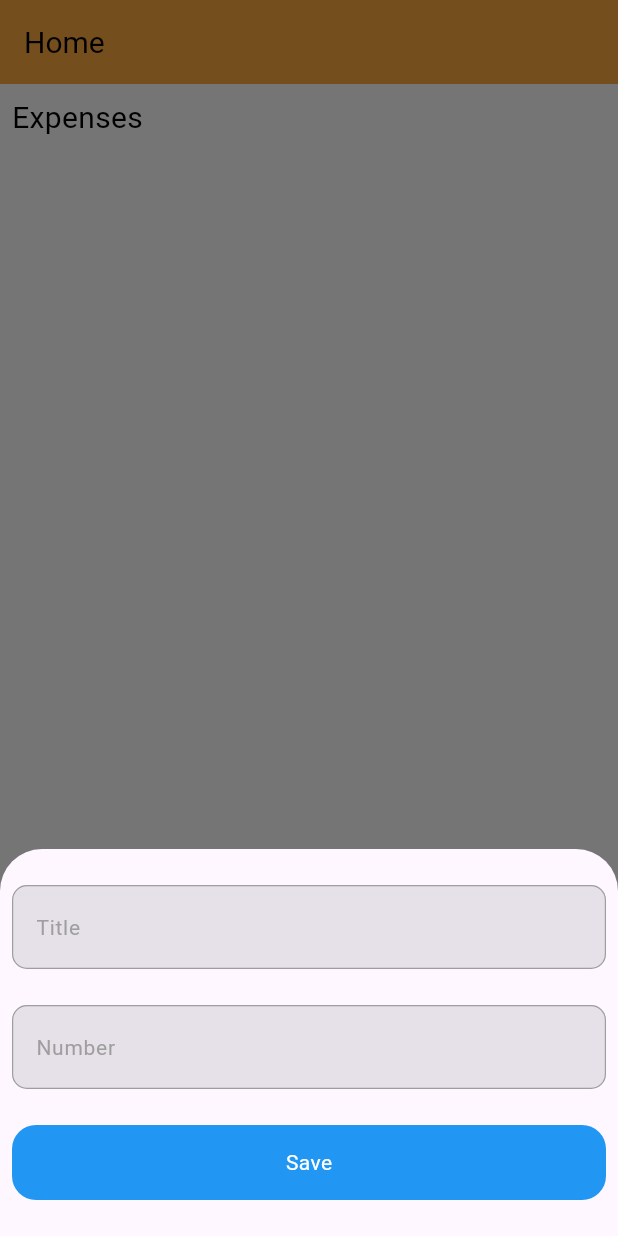
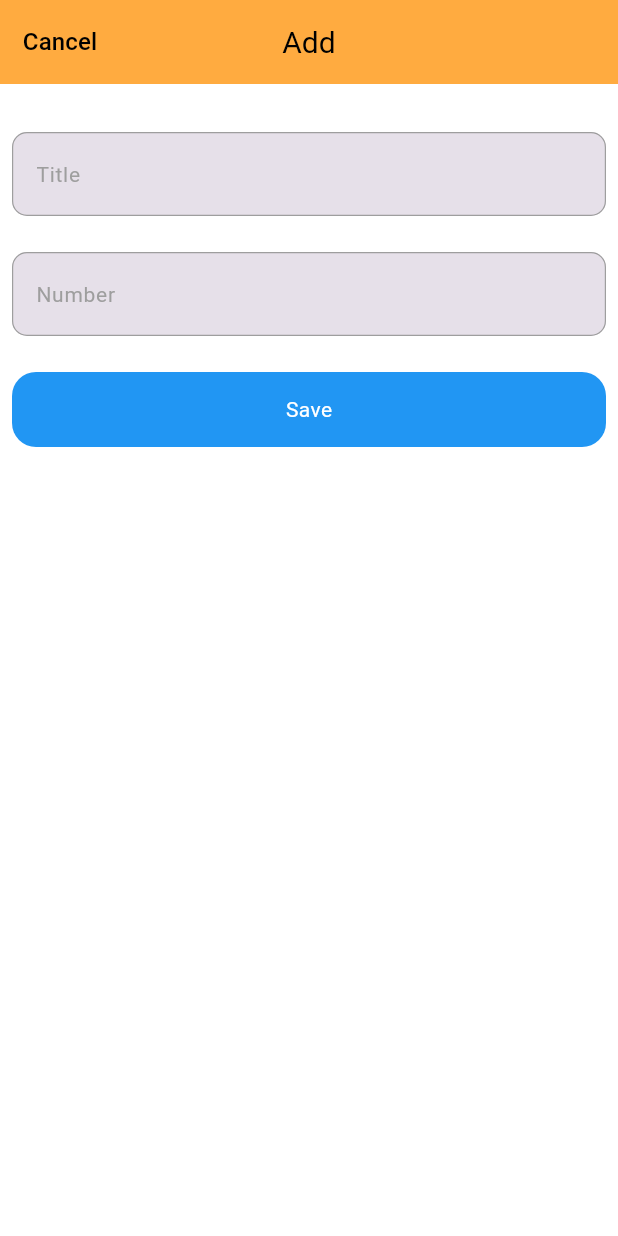
Before and after one commit to Nabijonov-Otabek-19/money_manager_clone, a Flutter app: the screen it shows after launch, after a tap on the "add" icon, on a phone screen of 412 x 824 dp. Run offline on Flutter 3.47's test engine with Material 3 defaults, Android fonts, the light colour scheme and no system bars; our stand-ins replace flutter_bloc, freezed_annotation, sqflite; accounts and stored records are empty.

Commit message:
project updated

```diff
--- a/lib/core/utils/constants.dart
+++ b/lib/core/utils/constants.dart
@@ -3,14 +3,14 @@ class ExpenseFields {
 
   static const id = "id";
   static const title = "title";
-  static const description = "description";
   static const number = "number";
   static const type = "type";
+  static const note = "note";
   static const createdTime = "time";
   static const photo = "photo";
 
   static final List<String> values = [
     /// Add all fields
-    id, title, description, number, type, createdTime, photo,
+    id, title, number, type, note, createdTime, photo,
   ];
 }
--- a/lib/feature/data/datasources/my_storage.dart
+++ b/lib/feature/data/datasources/my_storage.dart
@@ -34,8 +34,8 @@ class ExpenseStorage {
 CREATE TABLE ${ExpenseFields.tableName} (
   ${ExpenseFields.id} $idType,
   ${ExpenseFields.title} $textType,
-  ${ExpenseFields.description} $textType,
   ${ExpenseFields.type} $textType,
+  ${ExpenseFields.note} $textType,
   ${ExpenseFields.number} $numberType,
   ${ExpenseFields.createdTime} $textType,
   ${ExpenseFields.photo} $textType
--- a/lib/feature/data/models/my_model.dart
+++ b/lib/feature/data/models/my_model.dart
@@ -3,18 +3,18 @@ import '../../../core/utils/constants.dart';
 class ExpenseModel {
   final int? id;
   final String title;
-  final String description;
   final int number;
   final String type;
+  final String note;
   final DateTime createdTime;
   final String? photo;
 
   const ExpenseModel({
     this.id,
     required this.title,
-    required this.description,
     required this.number,
     required this.type,
+    required this.note,
     required this.createdTime,
     required this.photo,
   });
@@ -22,18 +22,18 @@ class ExpenseModel {
   ExpenseModel copyWith({
     int? id,
     String? title,
-    String? description,
     int? number,
     String? type,
+    String? note,
     DateTime? createdTime,
     String? photo,
   }) {
     return ExpenseModel(
       id: id ?? this.id,
       title: title ?? this.title,
-      description: description ?? this.description,
       number: number ?? this.number,
       type: type ?? this.type,
+      note: note ?? this.note,
       createdTime: createdTime ?? this.createdTime,
       photo: photo ?? this.photo,
     );
@@ -42,9 +42,9 @@ class ExpenseModel {
   static ExpenseModel fromJson(Map<String, Object?> json) => ExpenseModel(
         id: json[ExpenseFields.id] as int?,
         title: json[ExpenseFields.title] as String,
-        description: json[ExpenseFields.description] as String,
         number: json[ExpenseFields.number] as int,
         type: json[ExpenseFields.type] as String,
+        note: json[ExpenseFields.note] as String,
         createdTime: DateTime.parse(json[ExpenseFields.createdTime] as String),
         photo: json[ExpenseFields.photo] as String,
       );
@@ -52,9 +52,9 @@ class ExpenseModel {
   Map<String, Object?> toJson() => {
         ExpenseFields.id: id,
         ExpenseFields.title: title,
-        ExpenseFields.description: description,
         ExpenseFields.number: number,
         ExpenseFields.type: type,
+        ExpenseFields.note: note,
         ExpenseFields.createdTime: createdTime.toIso8601String(),
         ExpenseFields.photo: photo,
       };
--- /dev/null
+++ b/lib/feature/presentation/screens/add/add_screen.dart
@@ -0,0 +1,157 @@
+import 'package:flutter/material.dart';
+import 'package:flutter_bloc/flutter_bloc.dart';
+import 'package:money_manager_clone/feature/presentation/screens/add/cubit/add_cubit.dart';
+
+import '../../../data/models/my_model.dart';
+
+class AddScreen extends StatefulWidget {
+  const AddScreen({super.key});
+
+  @override
+  State<AddScreen> createState() => _AddScreenState();
+}
+
+class _AddScreenState extends State<AddScreen> {
+  TextEditingController noteController = TextEditingController();
+  TextEditingController amountController = TextEditingController();
+
+  final cubit = AddCubit();
+
+  @override
+  void dispose() {
+    noteController.dispose();
+    amountController.dispose();
+    super.dispose();
+  }
+
+  @override
+  Widget build(BuildContext context) {
+    return BlocProvider(
+      create: (context) => cubit,
+      child: BlocBuilder<AddCubit, AddState>(
+        builder: (context, state) {
+          return Scaffold(
+            appBar: AppBar(
+              title: const Text("Add"),
+              centerTitle: true,
+              leading: TextButton(
+                onPressed: () => Navigator.pop(context),
+                child: const Text(
+                  "Cancel",
+                  style: TextStyle(color: Colors.black, fontSize: 16),
+                ),
+              ),
+              leadingWidth: 80,
+              //toolbarHeight: 100,
+            ),
+            body: SafeArea(
+              child: LayoutBuilder(
+                builder: (context, constraints) {
+                  return SingleChildScrollView(
+                    child: ConstrainedBox(
+                      constraints:
+                          BoxConstraints(minHeight: constraints.maxHeight),
+                      child: Padding(
+                        padding: const EdgeInsets.all(8.0),
+                        child: IntrinsicHeight(
+                          child: Column(
+                            children: [
+                              const SizedBox(height: 24),
+                              TextFormField(
+                                controller: noteController,
+                                keyboardType: TextInputType.text,
+                                decoration: InputDecoration(
+                                  labelText: "Title",
+                                  labelStyle: const TextStyle(
+                                    fontSize: 14,
+                                    color: Colors.grey,
+                                  ),
+                                  filled: true,
+                                  enabledBorder: OutlineInputBorder(
+                                    borderSide: const BorderSide(
+                                        color: Colors.grey, width: 0.8),
+                                    borderRadius: BorderRadius.circular(10),
+                                  ),
+                                  focusedBorder: OutlineInputBorder(
+                                    borderSide: const BorderSide(
+                                        color: Colors.blue, width: 0.8),
+                                    borderRadius: BorderRadius.circular(10),
+                                  ),
+                                ),
+                              ),
+                              const SizedBox(height: 24),
+                              TextFormField(
+                                controller: amountController,
+                                keyboardType: TextInputType.number,
+                                decoration: InputDecoration(
+                                  labelText: "Number",
+                                  labelStyle: const TextStyle(
+                                    fontSize: 14,
+                                    color: Colors.grey,
+                                  ),
+                                  filled: true,
+                                  enabledBorder: OutlineInputBorder(
+                                    borderSide: const BorderSide(
+                                        color: Colors.grey, width: 0.8),
+                                    borderRadius: BorderRadius.circular(10),
+                                  ),
+                                  focusedBorder: OutlineInputBorder(
+                                    borderSide: const BorderSide(
+                                        color: Colors.blue, width: 0.8),
+                                    borderRadius: BorderRadius.circular(10),
+                                  ),
+                                ),
+                              ),
+                              const SizedBox(height: 24),
+                              InkWell(
+                                onTap: () async {
+                                  final note =
+                                      noteController.text.toString().trim();
+                                  final number =
+                                      amountController.text.toString().trim();
+
+                                  await cubit.addData(ExpenseModel(
+                                      title: "",
+                                      number: int.tryParse(number) ?? 0,
+                                      type: "",
+                                      note: note,
+                                      createdTime: DateTime.now(),
+                                      photo: ""));
+
+                                  amountController.clear();
+                                  noteController.clear();
+
+                                  Navigator.pop(context);
+                                },
+                                child: Container(
+                                  width: MediaQuery.sizeOf(context).width,
+                                  height: 50,
+                                  decoration: BoxDecoration(
+                                    color: Colors.blue,
+                                    borderRadius: BorderRadius.circular(16),
+                                  ),
+                                  child: const Center(
+                                    child: Text(
+                                      "Save",
+                                      style: TextStyle(
+                                          color: Colors.white, fontSize: 14),
+                                    ),
+                                  ),
+                                ),
+                              ),
+                              const SizedBox(height: 24),
+                            ],
+                          ),
+                        ),
+                      ),
+                    ),
+                  );
+                },
+              ),
+            ),
+          );
+        },
+      ),
+    );
+  }
+}
--- /dev/null
+++ b/lib/feature/presentation/screens/add/cubit/add_cubit.dart
@@ -0,0 +1,19 @@
+import 'package:flutter_bloc/flutter_bloc.dart';
+import 'package:freezed_annotation/freezed_annotation.dart';
+
+import '../../../../data/datasources/my_storage.dart';
+import '../../../../data/models/my_model.dart';
+
+part 'add_state.dart';
+
+part 'add_cubit.freezed.dart';
+
+class AddCubit extends Cubit<AddState> {
+  AddCubit() : super(const AddState());
+
+  final ExpenseStorage storage = ExpenseStorage.instance;
+
+  Future<void> addData(ExpenseModel model) async {
+    await storage.create(model);
+  }
+}
--- /dev/null
+++ b/lib/feature/presentation/screens/add/cubit/add_state.dart
@@ -0,0 +1,6 @@
+part of 'add_cubit.dart';
+
+@freezed
+class AddState with _$AddState {
+  const factory AddState() = _AddState;
+}
--- /dev/null
+++ b/lib/feature/presentation/screens/detail/cubit/detail_state.dart
@@ -0,0 +1,6 @@
+part of 'detail_cubit.dart';
+
+@freezed
+class DetailState with _$DetailState {
+  const factory DetailState() = _Detail;
+}
--- a/lib/feature/presentation/screens/home/cubit/home_cubit.dart
+++ b/lib/feature/presentation/screens/home/cubit/home_cubit.dart
@@ -16,13 +16,9 @@ class HomeCubit extends Cubit<HomeState> {
   Future<void> refreshData() async {
     emit(state.copyWith(loadState: LoadState.loading));
 
-    final data = await storage.readAllNotes();
+    final List<ExpenseModel> data = await storage.readAllNotes();
     emit(state.copyWith(list: data));
 
     emit(state.copyWith(loadState: LoadState.loaded));
   }
-
-  Future<void> addData(ExpenseModel model) async {
-    await storage.create(model);
-  }
 }
--- a/lib/feature/presentation/screens/home/home_screen.dart
+++ b/lib/feature/presentation/screens/home/home_screen.dart
@@ -3,7 +3,6 @@ import 'package:flutter_bloc/flutter_bloc.dart';
 import 'package:money_manager_clone/feature/presentation/screens/home/cubit/home_cubit.dart';
 
 import '../../../data/datasources/my_storage.dart';
-import '../../../data/models/my_model.dart';
 
 class HomeScreen extends StatefulWidget {
   const HomeScreen({super.key});
@@ -47,6 +46,14 @@ class _HomeScreenState extends State<HomeScreen> {
                   if (state.loadState == LoadState.loading) {
                     return const Center(child: CircularProgressIndicator());
                   }
+                  if (state.list.isEmpty) {
+                    return const Center(
+                      child: Text(
+                        "Empty",
+                        style: TextStyle(fontSize: 30, color: Colors.black),
+                      ),
+                    );
+                  }
                   return ConstrainedBox(
                     constraints:
                         BoxConstraints(minHeight: constraints.maxHeight),
@@ -69,10 +76,23 @@ class _HomeScreenState extends State<HomeScreen> {
                               scrollDirection: Axis.vertical,
                               itemBuilder: (context, index) {
                                 final item = state.list[index];
-                                return expanseItem(
-                                  Icons.add,
-                                  item.title.isEmpty ? item.type : item.title,
-                                  item.number,
+                                return InkWell(
+                                  splashColor: Colors.transparent,
+                                  highlightColor: Colors.transparent,
+                                  onTap: () {
+                                    Navigator.pushNamed(
+                                      context,
+                                      'detail',
+                                      arguments: item,
+                                    ).whenComplete(
+                                      () async => await cubit.refreshData(),
+                                    );
+                                  },
+                                  child: expanseItem(
+                                    Icons.add,
+                                    item.title.isEmpty ? item.type : item.title,
+                                    item.number,
+                                  ),
                                 );
                               },
                               separatorBuilder: (context, index) {
@@ -94,7 +114,9 @@ class _HomeScreenState extends State<HomeScreen> {
             ),
             floatingActionButton: FloatingActionButton(
               onPressed: () async {
-                showAddNoteDialog(blocContext);
+                Navigator.pushNamed(context, '/add').whenComplete(
+                  () async => await cubit.refreshData(),
+                );
               },
               shape: RoundedRectangleBorder(
                 borderRadius: BorderRadius.circular(100),
@@ -151,118 +173,4 @@ class _HomeScreenState extends State<HomeScreen> {
       ),
     );
   }
-
-  void showAddNoteDialog(BuildContext ctx) {
-    showModalBottomSheet(
-      context: context,
-      isScrollControlled: true,
-      backgroundColor: Theme.of(context).cardColor,
-      builder: (context) {
-        return BlocProvider.value(
-          value: BlocProvider.of<HomeCubit>(ctx),
-          child: BlocBuilder<HomeCubit, HomeState>(
-            builder: (context, state) {
-              return SingleChildScrollView(
-                child: Padding(
-                  padding: EdgeInsets.only(
-                    left: 8,
-                    right: 8,
-                    bottom: MediaQuery.of(context).viewInsets.bottom,
-                  ),
-                  child: Column(
-                    children: [
-                      const SizedBox(height: 24),
-                      TextFormField(
-                        controller: titleController,
-                        keyboardType: TextInputType.text,
-                        decoration: InputDecoration(
-                          labelText: "Title",
-                          labelStyle: const TextStyle(
-                            fontSize: 14,
-                            color: Colors.grey,
-                          ),
-                          filled: true,
-                          enabledBorder: OutlineInputBorder(
-                            borderSide: const BorderSide(
-                                color: Colors.grey, width: 0.8),
-                            borderRadius: BorderRadius.circular(10),
-                          ),
-                          focusedBorder: OutlineInputBorder(
-                            borderSide: const BorderSide(
-                                color: Colors.blue, width: 0.8),
-                            borderRadius: BorderRadius.circular(10),
-                          ),
-                        ),
-                      ),
-                      const SizedBox(height: 24),
-                      TextFormField(
-                        controller: numberController,
-                        keyboardType: TextInputType.number,
-                        decoration: InputDecoration(
-                          labelText: "Number",
-                          labelStyle: const TextStyle(
-                            fontSize: 14,
-                            color: Colors.grey,
-                          ),
-                          filled: true,
-                          enabledBorder: OutlineInputBorder(
-                            borderSide: const BorderSide(
-                                color: Colors.grey, width: 0.8),
-                            borderRadius: BorderRadius.circular(10),
-                          ),
-                          focusedBorder: OutlineInputBorder(
-                            borderSide: const BorderSide(
-                                color: Colors.blue, width: 0.8),
-                            borderRadius: BorderRadius.circular(10),
-                          ),
-                        ),
-                      ),
-                      const SizedBox(height: 24),
-                      InkWell(
-                        onTap: () async {
-                          final title = titleController.text.toString().trim();
-                          final number =
-                              numberController.text.toString().trim();
-
-                          await cubit.addData(ExpenseModel(
-                              title: title,
-                              description: "description",
-                              number: int.tryParse(number) ?? 0,
-                              type: "",
-                              createdTime: DateTime.now(),
-                              photo: ""));
-                          await cubit.refreshData();
-
-                          numberController.clear();
-                          titleController.clear();
-
-                          Navigator.pop(context);
-                        },
-                        child: Container(
-                          width: MediaQuery.sizeOf(context).width,
-                          height: 50,
-                          decoration: BoxDecoration(
-                            color: Colors.blue,
-                            borderRadius: BorderRadius.circular(16),
-                          ),
-                          child: const Center(
-                            child: Text(
-                              "Save",
-                              style:
-                                  TextStyle(color: Colors.white, fontSize: 14),
-                            ),
-                          ),
-                        ),
-                      ),
-                      const SizedBox(height: 24),
-                    ],
-                  ),
-                ),
-              );
-            },
-          ),
-        );
-      },
-    );
-  }
 }
--- a/lib/feature/presentation/screens/splash/splash_screen.dart
+++ b/lib/feature/presentation/screens/splash/splash_screen.dart
@@ -1,5 +1,4 @@
 import 'package:flutter/material.dart';
-import 'package:money_manager_clone/feature/presentation/screens/main/main_screen.dart';
 
 class SplashScreen extends StatefulWidget {
   const SplashScreen({super.key});
@@ -17,11 +16,7 @@ class _SplashScreenState extends State<SplashScreen> {
 
   void navigate() async {
     await Future.delayed(const Duration(seconds: 2));
-    Navigator.pushReplacement(
-        context,
-        MaterialPageRoute(
-          builder: (context) => const MainScreen(),
-        ));
+    Navigator.pushReplacementNamed(context, '/main');
   }
 
   @override
--- a/lib/main.dart
+++ b/lib/main.dart
@@ -2,6 +2,7 @@ import 'package:flutter/foundation.dart';
 import 'package:flutter/material.dart';
 import 'package:flutter/services.dart';
 import 'package:money_manager_clone/feature/presentation/screens/splash/splash_screen.dart';
+import 'package:money_manager_clone/routes.dart';
 
 Future<void> main() async {
   WidgetsFlutterBinding.ensureInitialized();
@@ -73,6 +74,7 @@ class MyApp extends StatelessWidget {
           child: child ?? Container(),
         );
       },
+      onGenerateRoute: (settings) => RouteManager.generateRoute(settings),
       home: const SplashScreen(),
     );
   }
--- /dev/null
+++ b/lib/routes.dart
@@ -0,0 +1,52 @@
+import 'package:flutter/material.dart';
+import 'package:money_manager_clone/feature/data/models/my_model.dart';
+import 'feature/presentation/screens/screens.dart';
+
+class RouteManager {
+  static generateRoute(RouteSettings settings) {
+    var args = settings.arguments;
+
+    switch (settings.name) {
+      case '/':
+        return MaterialPageRoute(
+          builder: (_) => const MainScreen(),
+        );
+      case '/main':
+        return MaterialPageRoute(
+          builder: (_) => const MainScreen(),
+        );
+      case '/add':
+        return PageRouteBuilder(
+          transitionDuration: const Duration(milliseconds: 400),
+          pageBuilder: (context, animation, secondaryAnimation) {
+            return const AddScreen();
+          },
+          transitionsBuilder: (context, animation, secondaryAnimation, child) {
+            return SlideTransition(
+              position: Tween<Offset>(
+                begin: const Offset(0, 1),
+                end: Offset.zero,
+              ).animate(animation),
+              child: child,
+            );
+          },
+        );
+      case 'detail':
+        return PageRouteBuilder(
+          transitionDuration: const Duration(milliseconds: 400),
+          pageBuilder: (context, animation, secondaryAnimation) {
+            return DetailScreen(model: args as ExpenseModel);
+          },
+          transitionsBuilder: (context, animation, secondaryAnimation, child) {
+            return SlideTransition(
+              position: Tween<Offset>(
+                begin: const Offset(0, 1),
+                end: Offset.zero,
+              ).animate(animation),
+              child: child,
+            );
+          },
+        );
+    }
+  }
+}
```
Also changed, not shown: lib/feature/presentation/screens/detail/cubit/detail_cubit.dart (added, +26 -0 lines), lib/feature/presentation/screens/detail/detail_screen.dart (added, +143 -0 lines), lib/feature/presentation/screens/screens.dart (added, +8 -0 lines), lib/feature/presentation/screens/add/cubit/add_cubit.freezed.dart (added), lib/feature/presentation/screens/detail/cubit/detail_cubit.freezed.dart (added).
